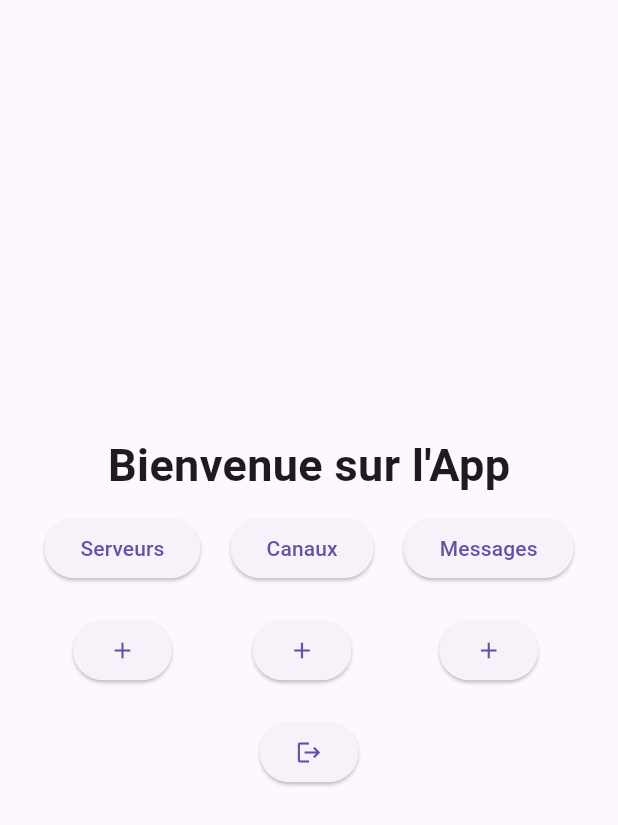
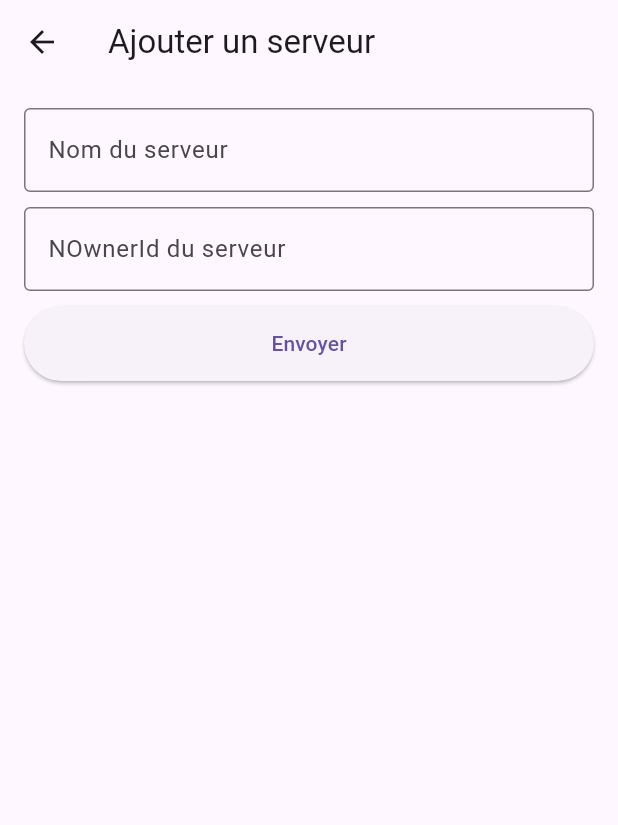
Before and after one commit to El-Hadji-Cata/tst_flutter, a Flutter app: the screen it shows once a user with an empty profile is signed in, after a tap on the "add" icon, on a phone screen of 412 x 824 dp. Shown: the top 825 px of the screen. Run offline on Flutter 3.47's test engine with Material 3 defaults, Android fonts, the phone set to English and light mode, and no system bars; our stand-ins replace firebase_auth, firebase_core; missing offline and left inert: standard_searchbar; accounts and stored records are empty; generated files the repository leaves out were written again; network calls fail.

Commit message:
feat: Add forms for creating servers and channels, and add dark mode
This commit introduces the following features:

- **Add Server/Channel Forms**:
  - New pages (`add_server.dart`, `add_channel.dart`) with forms have been created to allow users to add new servers and channels.
  - The home page now navigates to these forms when the add (+) buttons are pressed.

- **Dark Mode**:
  - A toggle button has been added to the home page to switch between light and dark themes.
  - The app's brightness is now controlled by a state variable.

- **API Integration**:
  - A new function `fetchChannelsForServer` is implemented to retrieve channels for a specific server.
  - The "Canaux" button is now wired to call this new function.

```diff
--- /dev/null
+++ b/lib/Api/server/add_server.dart
@@ -0,0 +1,108 @@
+import 'package:flutter/material.dart';
+import 'package:tst_flutter/Api/fetch_api.dart';
+
+class AddServer extends StatefulWidget {
+  const AddServer({Key? key}) : super(key: key);
+
+  @override
+  _AddServerState createState() => _AddServerState();
+}
+
+class _AddServerState extends State<AddServer> {
+
+  final _formKey = GlobalKey<FormState>();
+
+  final nameServerController = TextEditingController();
+  final ownerIdController = TextEditingController();
+
+  @override
+  void dispose() {
+    // TODO: implement dispose
+    super.dispose();
+
+    nameServerController.dispose();
+    ownerIdController.dispose();
+  }
+
+
+  @override
+  Widget build(BuildContext context) {
+    return Scaffold(
+      appBar: AppBar(
+      title: const Text("Ajouter un serveur"),
+        ),
+      body: Padding(
+      padding: const EdgeInsets.all(16.0),
+      child: Form(
+        key: _formKey,
+          child: Column(
+            children: [
+              Container(
+                margin: EdgeInsets.only(bottom: 10),
+                child: TextFormField(
+                  decoration: InputDecoration(
+                    labelText: 'Nom du serveur',
+                    hintText: 'Entrez le nom du serveur',
+                    border: OutlineInputBorder(),
+                  ),
+                  validator: (value) {
+                    if (value == null || value.isEmpty) {
+                      return 'Veuillez completer les champs';
+                    }
+                    return null;
+                  },
+                  controller: nameServerController,
+                ),
+              ),
+
+              Container(
+                margin: EdgeInsets.only(bottom: 10),
+                child: TextFormField(
+                  decoration: InputDecoration(
+                    labelText: 'NOwnerId du serveur',
+                    hintText: 'Entrez le ownerId du serveur',
+                    border: OutlineInputBorder(),
+                  ),
+                  validator: (value) {
+                    if (value == null || value.isEmpty) {
+                      return 'Veuillez completer les champs';
+                    }
+                    return null;
+                  },
+                  controller: ownerIdController,
+                ),
+              ),
+
+              SizedBox(
+                width: double.infinity,
+                height: 50,
+                child: ElevatedButton(
+                    onPressed: () {
+                      if(_formKey.currentState!.validate()) {
+
+                        final nameServer = nameServerController.text;
+                        final ownerId = ownerIdController.text;
+
+                        ScaffoldMessenger.of(context).showSnackBar(
+                            const SnackBar(
+                                content: Text("Envoi en cours ....."),
+                            ),
+                        );
+                        print("Nom du serveur: $nameServer");
+                        print("OwnerId du serveur: $ownerId");
+
+                        addServer(name: nameServer, ownerId: ownerId);
+                        Navigator.pop(context);
+                      }
+                    },
+                    child: Text("Envoyer"),
+                ),
+              ),
+
+            ],
+          ),
+      ),
+      ),
+    );
+  }
+}
--- a/lib/pages/home_page.dart
+++ b/lib/pages/home_page.dart
@@ -1,6 +1,8 @@
 import 'package:firebase_auth/firebase_auth.dart';
 import 'package:flutter/material.dart';
+import 'package:tst_flutter/Api/channel/add_channel.dart';
 import 'package:tst_flutter/Api/fetch_api.dart';
+import 'package:tst_flutter/Api/server/add_server.dart';
 import 'package:tst_flutter/login/login.dart';
 import 'package:tst_flutter/pages/second_page.dart';
 import 'package:tst_flutter/pages/second_page/first_content.dart';
@@ -15,12 +17,17 @@ class HomePage extends StatefulWidget {
 }
 
 class _HomePageState extends State<HomePage> {
+  bool isDark = false;
   final userId = FirebaseAuth.instance.currentUser;
 
 
   @override
   Widget build(BuildContext context) {
-    return Scaffold(
+    final ThemeData themeData = ThemeData(brightness: isDark ? Brightness.dark : Brightness.light);
+    return MaterialApp(
+
+      theme: themeData,
+      home: Scaffold(
         body: Center(
           child: SingleChildScrollView(
             child: Column(
@@ -39,7 +46,7 @@ class _HomePageState extends State<HomePage> {
 
               CounterWidget(),*/
                 Row(
-                mainAxisAlignment: MainAxisAlignment.center, // <-- Ajout de cette ligne pour centrer
+                  mainAxisAlignment: MainAxisAlignment.center,
                   children: [
                     Column(
                       children: [
@@ -62,7 +69,10 @@ class _HomePageState extends State<HomePage> {
                           padding: const EdgeInsets.all(10.0),
                           child: ElevatedButton(
                             onPressed: () {
-                            addServer(name: "Mon Super Serveur", ownerId: "user123");
+                              Navigator.push(
+                                context,
+                                MaterialPageRoute(builder: (context) => const AddServer()),
+                              );
                             },
                             child: const Icon(Icons.add),
                           ),
@@ -75,7 +85,9 @@ class _HomePageState extends State<HomePage> {
                         Padding(
                           padding: const EdgeInsets.all(10.0),
                           child: ElevatedButton(
-                          onPressed: () {},
+                            onPressed: () {
+                              fetchChannelsForServer("4dy0sgHXnSdmvQOJezBo", "user123");
+                            },
                             child: const Text("Canaux"),
                           ),
                         ),
@@ -83,7 +95,11 @@ class _HomePageState extends State<HomePage> {
                           padding: const EdgeInsets.all(10.0),
                           child: ElevatedButton(
                             onPressed: () {
-                            addChannel(serverId: "abc123", name: "général");
+                              Navigator.push(
+                                context,
+                                MaterialPageRoute(builder: (context) => const AddChannel()),
+                              );
+                              //addChannel(serverId: "abc123", name: "gaming");
                             },
                             child: const Icon(Icons.add),
                           ),
@@ -128,7 +144,21 @@ class _HomePageState extends State<HomePage> {
 
                   ),
                 ),
+                Tooltip(
+                  message: 'Change brightness mode',
+                  child: IconButton(
+                    isSelected: isDark,
+                    onPressed: () {
+                      setState(() {
+                        isDark = !isDark;
+                      });
+                    },
+                    icon: const Icon(Icons.wb_sunny_outlined),
+                    selectedIcon: const Icon(Icons.brightness_2_outlined),
+                  ),
+                ),
               ],
+            ),
           ),
         ),
       ),
```
Also changed, not shown: lib/Api/channel/add_channel.dart (added, +108 -0 lines), lib/Api/fetch_api.dart (+46 -26 lines). Lines whose indentation alone changed are shown as unchanged.
